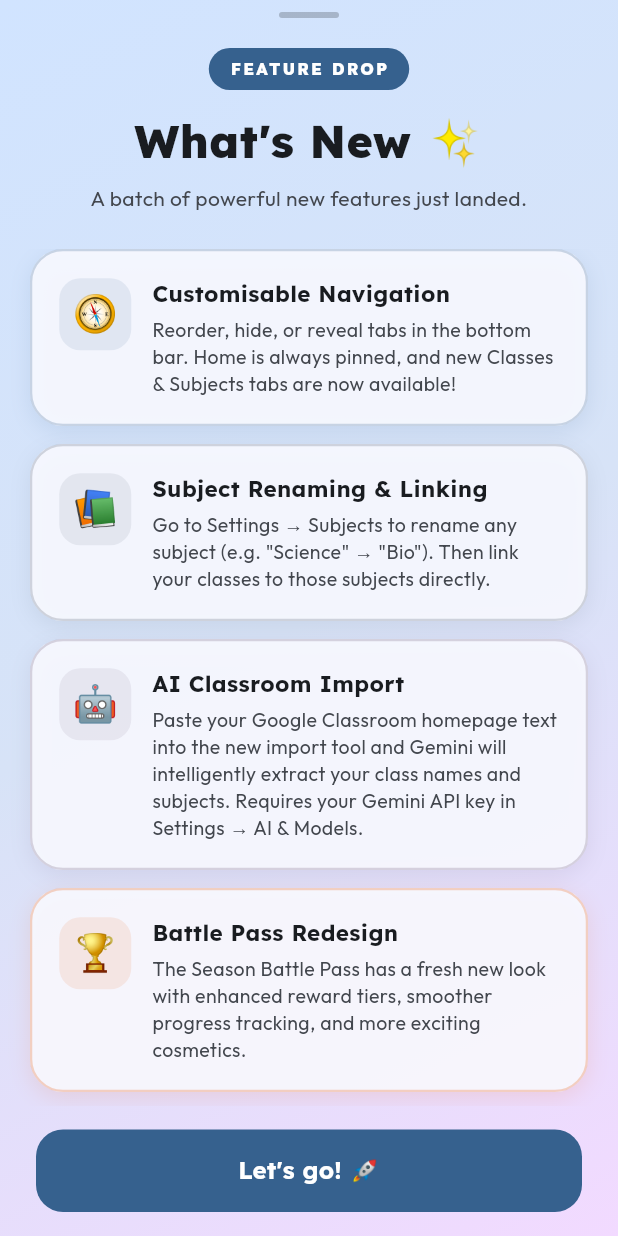
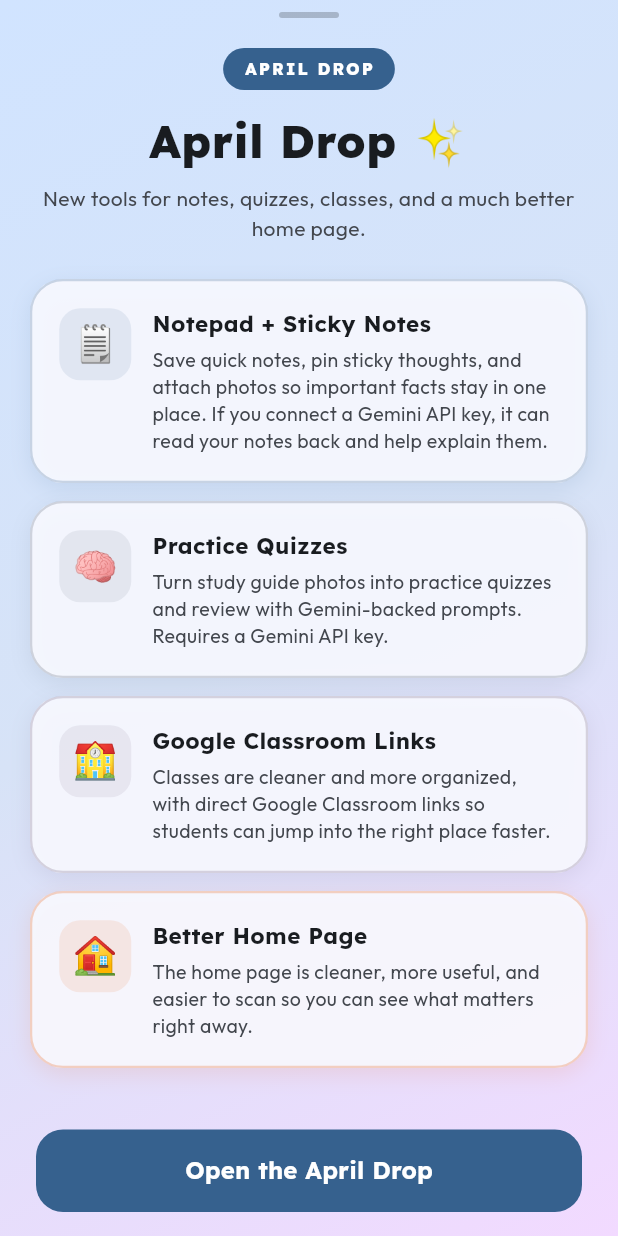
Before and after one commit to anpuop1511/homework-helper, a Flutter app: the FeatureDropScreen screen opened directly, on a phone screen of 412 x 824 dp. Run offline on Flutter 3.47's test engine with Material 3 defaults, Android fonts, the phone set to English and light mode, and no system bars; drawn by our look-alikes of dynamic_color; our stand-ins replace animate_do, app_links, cloud_firestore, firebase_auth, firebase_core, firebase_storage and 13 more; missing offline and left inert: mobile_scanner, nfc_manager, nfc_manager_ndef; accounts and stored records are empty.

Commit message:
Update feature drop popup to April drop

```diff
--- a/lib/screens/feature_drop_screen.dart
+++ b/lib/screens/feature_drop_screen.dart
@@ -4,7 +4,7 @@ import 'package:shared_preferences/shared_preferences.dart';
 
 /// The unique preference key used to track whether this feature-drop
 /// splash has already been shown.  Bump the suffix for each new drop.
-const _kShownKey = 'feature_drop_v4_shown';
+const _kShownKey = 'feature_drop_v5_shown';
 
 /// Checks (once) whether the Feature Drop screen should be shown, and if so,
 /// pushes it as a full-screen route.  Call from a post-frame callback.
@@ -26,11 +26,11 @@ Future<void> showFeatureDropIfNeeded(BuildContext context) async {
 }
 
 /// A "What's New" full-screen overlay shown exactly once after the Feature
-/// Drop update.  Summarises the four major new features:
-///   1. Customisable bottom bar (Home always visible + new tabs)
-///   2. Subject renaming & class linking
-///   3. Google Classroom AI import
-///   4. Battle Pass + Season redesign
+/// Drop update.  Summarises the April Drop:
+///   1. Notepad with photo attachments and Gemini note reading
+///   2. Study guide photo quizzes powered by Gemini
+///   3. Classes with Google Classroom links and better organization
+///   4. A cleaner, more useful home page
 class FeatureDropScreen extends StatelessWidget {
   const FeatureDropScreen({super.key});
 
@@ -82,7 +82,7 @@ class FeatureDropScreen extends StatelessWidget {
                         borderRadius: BorderRadius.circular(20),
                       ),
                       child: Text(
-                        'FEATURE DROP',
+                        'APRIL DROP',
                         style: GoogleFonts.lexend(
                           fontSize: 11,
                           fontWeight: FontWeight.w800,
@@ -93,7 +93,7 @@ class FeatureDropScreen extends StatelessWidget {
                     ),
                     const SizedBox(height: 12),
                     Text(
-                      "What's New ✨",
+                      "April Drop ✨",
                       style: GoogleFonts.lexend(
                         fontSize: 30,
                         fontWeight: FontWeight.w800,
@@ -103,7 +103,7 @@ class FeatureDropScreen extends StatelessWidget {
                     ),
                     const SizedBox(height: 6),
                     Text(
-                      'A batch of powerful new features just landed.',
+                      'New tools for notes, quizzes, classes, and a much better home page.',
                       style: GoogleFonts.outfit(
                         fontSize: 14,
                         color: colorScheme.onSurfaceVariant,
@@ -122,42 +122,39 @@ class FeatureDropScreen extends StatelessWidget {
                   child: Column(
                     children: [
                       _FeatureCard(
-                        emoji: '🧭',
-                        title: 'Customisable Navigation',
+                        emoji: '🗒️',
+                        title: 'Notepad + Sticky Notes',
                         description:
-                            'Reorder, hide, or reveal tabs in the bottom bar. '
-                            'Home is always pinned, and new Classes & Subjects tabs are now available!',
+                            'Save quick notes, pin sticky thoughts, and attach photos so important facts stay in one place. '
+                            'If you connect a Gemini API key, it can read your notes back and help explain them.',
                         color: colorScheme.primary,
                         onSurface: colorScheme.onPrimary,
                       ),
                       const SizedBox(height: 12),
                       _FeatureCard(
-                        emoji: '📚',
-                        title: 'Subject Renaming & Linking',
+                        emoji: '🧠',
+                        title: 'Practice Quizzes',
                         description:
-                            'Go to Settings → Subjects to rename any subject '
-                            '(e.g. "Science" → "Bio"). Then link your classes to those subjects directly.',
+                            'Turn study guide photos into practice quizzes and review with Gemini-backed prompts. '
+                            'Requires a Gemini API key.',
                         color: colorScheme.secondary,
                         onSurface: colorScheme.onSecondary,
                       ),
                       const SizedBox(height: 12),
                       _FeatureCard(
-                        emoji: '🤖',
-                        title: 'AI Classroom Import',
+                        emoji: '🏫',
+                        title: 'Google Classroom Links',
                         description:
-                            'Paste your Google Classroom homepage text into the '
-                            'new import tool and Gemini will intelligently extract your class names and subjects. '
-                            'Requires your Gemini API key in Settings → AI & Models.',
+                            'Classes are cleaner and more organized, with direct Google Classroom links so students can jump into the right place faster.',
                         color: colorScheme.tertiary,
                         onSurface: colorScheme.onTertiary,
                       ),
                       const SizedBox(height: 12),
                       _FeatureCard(
-                        emoji: '🏆',
-                        title: 'Battle Pass Redesign',
+                        emoji: '🏠',
+                        title: 'Better Home Page',
                         description:
-                            'The Season Battle Pass has a fresh new look with '
-                            'enhanced reward tiers, smoother progress tracking, and more exciting cosmetics.',
+                            'The home page is cleaner, more useful, and easier to scan so you can see what matters right away.',
                         color: const Color(0xFFE65100),
                         onSurface: Colors.white,
                       ),
@@ -184,7 +181,7 @@ class FeatureDropScreen extends StatelessWidget {
                       ),
                     ),
                     child: Text(
-                      "Let's go! 🚀",
+                      "Open the April Drop",
                       style: GoogleFonts.lexend(
                         fontSize: 16,
                         fontWeight: FontWeight.w700,
```
